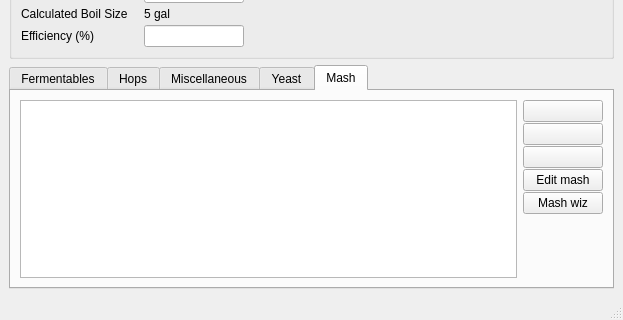
Before: the Qt Designer form ui/mainWindow.ui in Brewtarget/brewtarget, drawn with Qt 5; both pictures show x 0 to 623 and y 284 to 604 of the 623 by 604 pixel window.
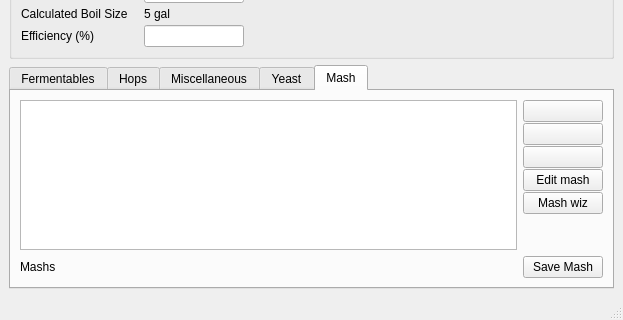
After: the same form once the commit is applied. The open tabs and pages were chosen to show the change. Icons and pictures are not drawn. Custom widgets are drawn as their Qt base class.

Commit message: Now, any BeerXMLElement can be deep-copied. Also, now you can save and restore mashs. Fixes issue 2840492.

The edit to the form file:
```diff
--- a/ui/mainWindow.ui
+++ b/ui/mainWindow.ui
@@ -1464,7 +1464,9 @@
        <attribute name="title">
         <string>Mash</string>
        </attribute>
-       <layout class="QHBoxLayout" name="horizontalLayout_17">
+       <layout class="QVBoxLayout" name="verticalLayout_7">
+        <item>
+         <layout class="QHBoxLayout" name="horizontalLayout">
         <item>
          <widget class="MashStepTableWidget" name="mashStepTableWidget"/>
         </item>
@@ -1541,6 +1543,48 @@
              </size>
             </property>
            </spacer>
+            </item>
+           </layout>
+          </item>
+         </layout>
+        </item>
+        <item>
+         <layout class="QHBoxLayout" name="horizontalLayout_mash">
+          <property name="topMargin">
+           <number>0</number>
+          </property>
+          <item>
+           <widget class="QLabel" name="label_2">
+            <property name="sizePolicy">
+             <sizepolicy hsizetype="Maximum" vsizetype="Preferred">
+              <horstretch>0</horstretch>
+              <verstretch>0</verstretch>
+             </sizepolicy>
+            </property>
+            <property name="text">
+             <string>Mashs</string>
+            </property>
+           </widget>
+          </item>
+          <item>
+           <spacer name="horizontalSpacer_4">
+            <property name="orientation">
+             <enum>Qt::Horizontal</enum>
+            </property>
+            <property name="sizeHint" stdset="0">
+             <size>
+              <width>40</width>
+              <height>20</height>
+             </size>
+            </property>
+           </spacer>
+          </item>
+          <item>
+           <widget class="QPushButton" name="pushButton_saveMash">
+            <property name="text">
+             <string>Save Mash</string>
+            </property>
+           </widget>
           </item>
          </layout>
         </item>
```
Left out of the diff: 4 changed lines with no effect on the pictures. Lines whose indentation alone changed are shown as unchanged. The commit also changes 30 other files.
